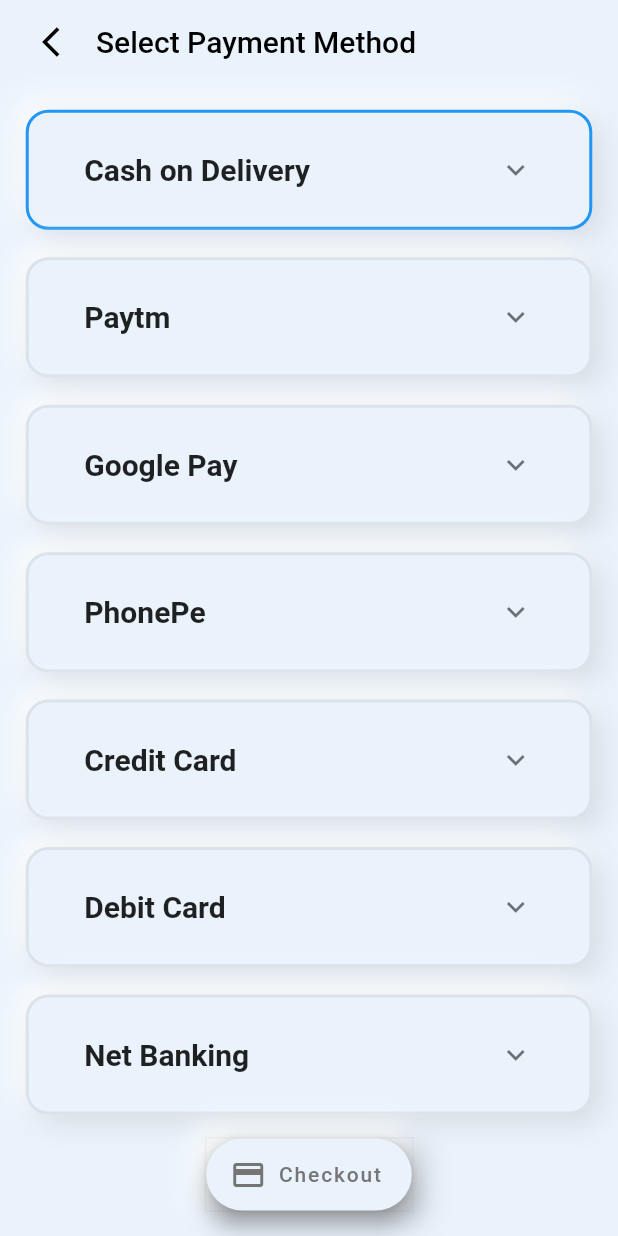
After one commit to ghoshnilotpal8/E_Com, a Flutter app: the Payment screen opened directly, on a phone screen of 412 x 824 dp. The commit adds this screen. Run offline on Flutter 3.47's test engine with Material 2 defaults, Android fonts, the phone set to English and light mode, and no system bars; our stand-ins replace flutter_screenutil, flutter_svg, google_fonts; missing offline and left inert: vrouter.

Commit message:
Added Payment Method

```diff
--- a/lib/constants/constants.dart
+++ b/lib/constants/constants.dart
@@ -37,8 +37,19 @@ BoxDecoration fabDecoration = BoxDecoration(
 );
 
 int addressSelected = 0;
+int paymentMethodSelected = 0;
 
 List<String> address = <String>[add1, add2, add3];
+
+List<String> payment = <String>[
+  'Cash on Delivery',
+  'Paytm',
+  'Google Pay',
+  'PhonePe',
+  'Credit Card',
+  'Debit Card',
+  'Net Banking',
+];
 
 String add1 =
     'SMQ:- 133/04, Vayusena Nagar, Near Futala Lake, Nagpur, Maharashtra, India- 440007';
--- a/lib/main.dart
+++ b/lib/main.dart
@@ -5,6 +5,7 @@ import 'package:e_com/screens/dashboard.dart';
 import 'package:e_com/screens/detailsPage.dart';
 import 'package:e_com/screens/itemsPage.dart';
 import 'package:e_com/screens/logScreen.dart';
+import 'package:e_com/screens/payment.dart';
 import 'package:e_com/screens/supScreen.dart';
 import 'package:flutter/material.dart';
 import 'package:flutter_screenutil/flutter_screenutil.dart';
@@ -33,7 +34,12 @@ class MyApp extends StatelessWidget {
           widget: DashBoard(),
           stackedRoutes: [
             VWidget(path: '/cart', widget: CartScreen(), stackedRoutes: [
-              VWidget(path: '/checkout', widget: CheckOut()),
+              VWidget(path: '/checkout', widget: CheckOut(), stackedRoutes: [
+                VWidget(
+                  path: '/payment',
+                  widget: Payment(),
+                ),
+              ]),
             ]),
             VWidget(
               path: 'category=:category',
--- a/lib/screens/chekout.dart
+++ b/lib/screens/chekout.dart
@@ -170,7 +170,9 @@ class _CheckOutState extends State<CheckOut> {
               ),
               backgroundColor: kBackgroundColor,
               icon: Icon(Icons.payment, color: Colors.grey.shade600),
-              onPressed: () {},
+              onPressed: () {
+                context.vRouter.to('/payment');
+              },
               heroTag: null,
             ),
           )
--- a/lib/screens/itemsPage.dart
+++ b/lib/screens/itemsPage.dart
@@ -1,7 +1,6 @@
 import 'package:e_com/constants/constants.dart';
 import 'package:e_com/models/model_class.dart';
 import 'package:flutter/material.dart';
-import 'package:flutter_svg/flutter_svg.dart';
 import 'package:vrouter/vrouter.dart';
 import 'package:flutter_screenutil/flutter_screenutil.dart';
 
--- /dev/null
+++ b/lib/screens/payment.dart
@@ -0,0 +1,128 @@
+import 'package:e_com/constants/constants.dart';
+import 'package:flutter/material.dart';
+import 'package:vrouter/vrouter.dart';
+import 'package:flutter_screenutil/flutter_screenutil.dart';
+
+class Payment extends StatefulWidget {
+  const Payment({Key? key}) : super(key: key);
+
+  @override
+  State<Payment> createState() => _PaymentState();
+}
+
+class _PaymentState extends State<Payment> {
+  int selectedIndex = 0;
+  bool _customTileExpanded = false;
+
+  @override
+  Widget build(BuildContext context) {
+    return Scaffold(
+      backgroundColor: kBackgroundColor,
+      appBar: AppBar(
+        backgroundColor: Colors.transparent,
+        elevation: 0,
+        automaticallyImplyLeading: false,
+        title: Row(
+          children: [
+            IconButton(
+              onPressed: () {
+                context.vRouter.pop();
+              },
+              icon: Icon(
+                Icons.arrow_back_ios,
+                color: Colors.black,
+              ),
+            ),
+            Text(
+              'Select Payment Method',
+              style: TextStyle(color: Colors.black),
+            )
+          ],
+        ),
+      ),
+      body: Padding(
+        padding: const EdgeInsets.all(8.0),
+        child: ListView.builder(
+          itemCount: payment.length,
+          itemBuilder: (context, index) {
+            return Padding(
+              padding: EdgeInsets.all(8.0.sp),
+              child: Container(
+                decoration: BoxDecoration(
+                  color: kBackgroundColor,
+                  borderRadius: BorderRadius.circular(15),
+                  border: Border.all(
+                    color: selectedIndex == index
+                        ? Colors.blue.withOpacity(1)
+                        : Colors.grey.withOpacity(0.2),
+                    width: 2,
+                  ),
+                  boxShadow: [
+                    BoxShadow(
+                      color: Colors.white,
+                      offset: Offset(-6.0, -6.0),
+                      blurRadius: 16.0,
+                    ),
+                    BoxShadow(
+                      color: Colors.black.withOpacity(0.1),
+                      offset: Offset(6.0, 6.0),
+                      blurRadius: 16.0,
+                    ),
+                  ],
+                ),
+                child: ListTile(
+                  title: Padding(
+                    padding: const EdgeInsets.all(5.0),
+                    child: ExpansionTile(
+                      title: Text(
+                        payment[index],
+                        style: TextStyle(
+                          fontSize: 20,
+                          fontWeight: FontWeight.bold,
+                        ),
+                      ),
+                      children: <Widget>[
+                        if (payment[index] == 'Credit Card' ||
+                            payment[index] == 'Debit Card')
+                          TextField(
+                            decoration: InputDecoration(
+                              hintText: 'Card Number',
+                            ),
+                          )
+                      ],
+                      onExpansionChanged: (bool expanded) {
+                        setState(() => _customTileExpanded = expanded);
+                      },
+                    ),
+                  ),
+                  onTap: () {
+                    paymentMethodSelected = index;
+                    print('Address Selected is ' +
+                        payment[paymentMethodSelected]);
+                    setState(() {
+                      selectedIndex = index;
+                    });
+                  },
+                ),
+              ),
+            );
+          },
+        ),
+      ),
+      floatingActionButton: Container(
+        decoration: fabDecoration,
+        child: FloatingActionButton.extended(
+          label: Text(
+            'Checkout',
+            style: TextStyle(color: Colors.grey.shade600),
+          ),
+          backgroundColor: kBackgroundColor,
+          icon: Icon(Icons.payment, color: Colors.grey.shade600),
+          onPressed: () {},
+          heroTag: null,
+        ),
+      ),
+      floatingActionButtonLocation: FloatingActionButtonLocation.centerFloat,
+    );
+  }
+}
```
